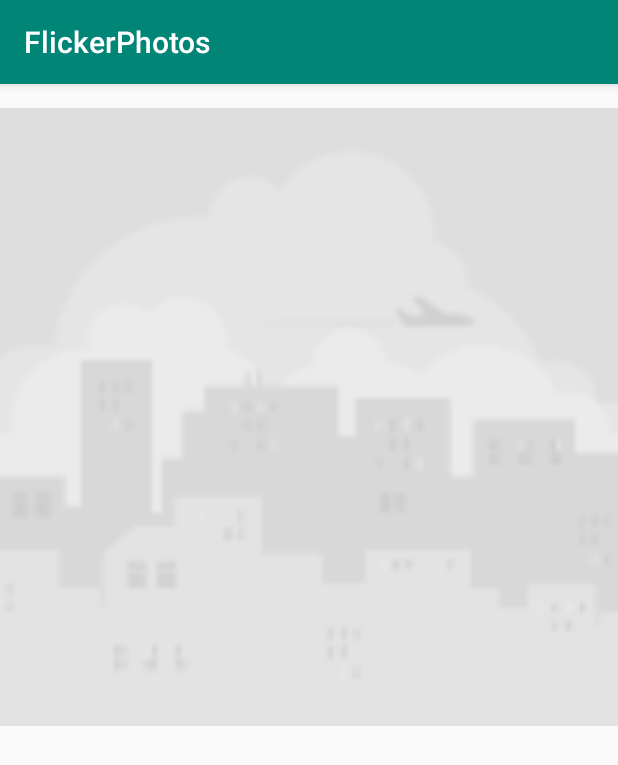
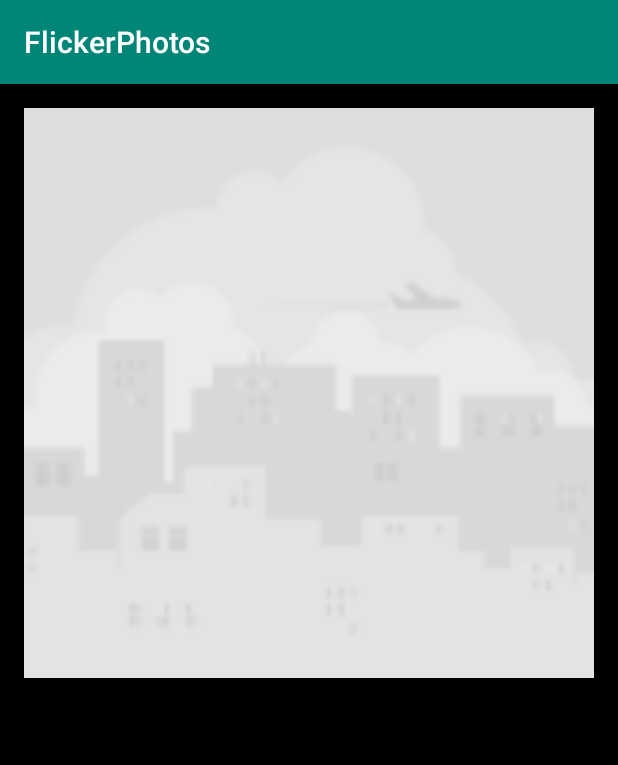
Before and after one commit to rsinghal03/FlickerPhoto, an Android app: the fragment LargePhotoFragment placed in its activity, on a phone screen of 412 x 824 dp. Shown: the top 765 px of the screen. Run offline under Robolectric (Android 15) with nearby library versions, the phone set to English and light mode, and no system bars; our stand-ins replace RxJava; network calls fail; pictures from the network do not load.

Commit message:
recycler item view modified

```diff
--- a/app/src/main/res/layout/activity_main.xml
+++ b/app/src/main/res/layout/activity_main.xml
@@ -9,6 +9,10 @@
     <FrameLayout
         android:id="@+id/container"
         android:layout_width="match_parent"
-        android:layout_height="match_parent" />
+        android:layout_height="match_parent"
+        app:layout_constraintBottom_toBottomOf="parent"
+        app:layout_constraintEnd_toEndOf="parent"
+        app:layout_constraintStart_toStartOf="parent"
+        app:layout_constraintTop_toTopOf="parent" />
 
 </androidx.constraintlayout.widget.ConstraintLayout>
--- a/app/src/main/res/layout/fragment_list_photo.xml
+++ b/app/src/main/res/layout/fragment_list_photo.xml
@@ -3,6 +3,7 @@
     xmlns:android="http://schemas.android.com/apk/res/android"
     android:layout_width="match_parent"
     android:layout_height="match_parent"
+    android:background="@android:color/black"
     xmlns:app="http://schemas.android.com/apk/res-auto">
 
     <androidx.recyclerview.widget.RecyclerView
--- a/app/src/main/res/layout/item_view.xml
+++ b/app/src/main/res/layout/item_view.xml
@@ -11,11 +11,15 @@
         android:id="@+id/item_view"
         android:layout_width="0dp"
         android:layout_height="wrap_content"
-        android:layout_marginBottom="8dp"
+        android:layout_marginStart="16dp"
         android:layout_marginTop="8dp"
+        android:layout_marginEnd="16dp"
+        android:scaleType="centerCrop"
         app:layout_constraintBottom_toBottomOf="parent"
         app:layout_constraintEnd_toEndOf="parent"
+        app:layout_constraintHorizontal_bias="0.0"
         app:layout_constraintStart_toStartOf="parent"
         app:layout_constraintTop_toTopOf="parent"
+        app:layout_constraintVertical_bias="0.0"
         tools:srcCompat="@tools:sample/avatars" />
 </androidx.constraintlayout.widget.ConstraintLayout>
--- a/app/src/main/res/layout/large_photo_fragment.xml
+++ b/app/src/main/res/layout/large_photo_fragment.xml
@@ -2,6 +2,7 @@
 <androidx.constraintlayout.widget.ConstraintLayout xmlns:android="http://schemas.android.com/apk/res/android"
     xmlns:app="http://schemas.android.com/apk/res-auto"
     xmlns:tools="http://schemas.android.com/tools"
+    android:background="@android:color/black"
     android:layout_width="match_parent"
     android:layout_height="match_parent">
 
@@ -9,6 +10,8 @@
         android:id="@+id/large_photo_id"
         android:layout_width="0dp"
         android:layout_height="0dp"
+        android:layout_marginStart="16dp"
+        android:layout_marginEnd="16dp"
         android:layout_marginTop="16dp"
         android:scaleType="fitStart"
         app:layout_constraintBottom_toBottomOf="parent"
```
